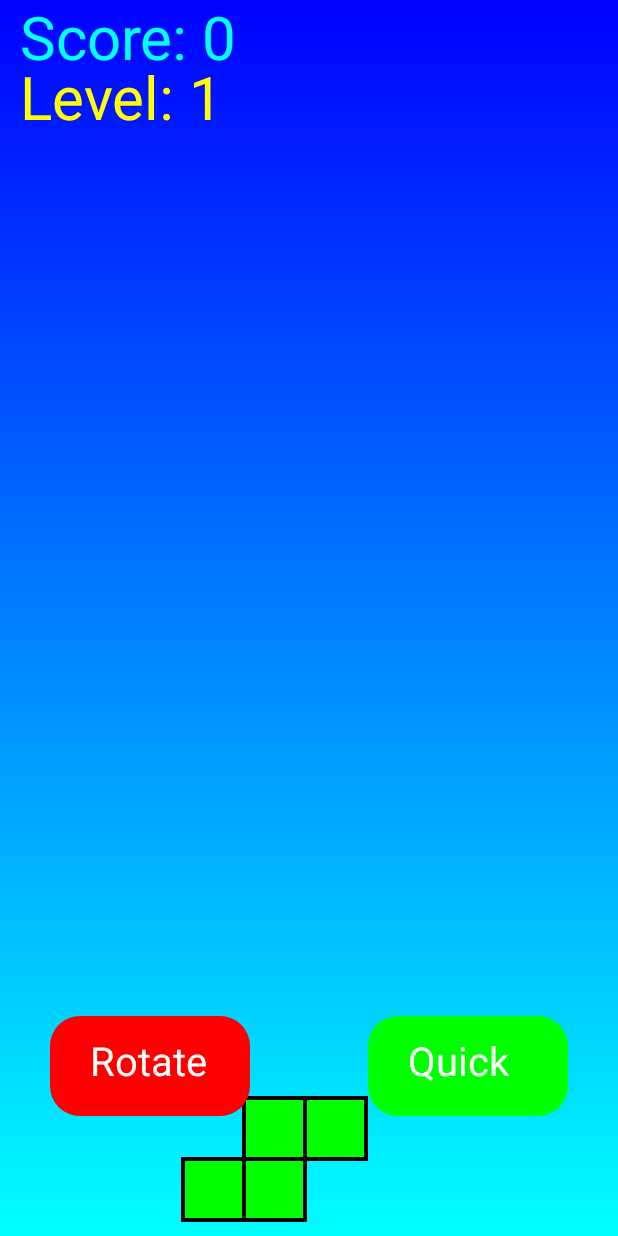
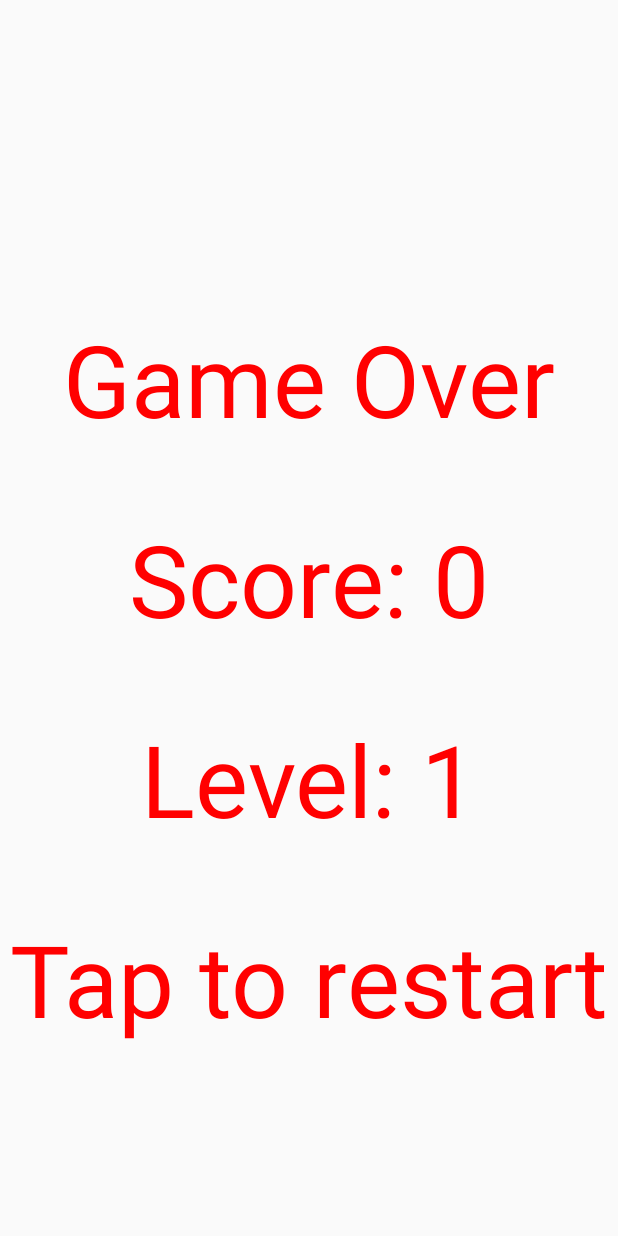
Before and after one commit to pantertanter/Tetris, an Android app built with Jetpack Compose: the screen it shows after launch (MainActivity), on a phone screen of 412 x 824 dp. Run offline under Robolectric (Android 15) with nearby library versions, the phone set to English and light mode, and no system bars.

Commit message:
Click sound and layout for game over

```diff
--- a/app/src/main/java/com/example/tetris/ui/GameView.kt
+++ b/app/src/main/java/com/example/tetris/ui/GameView.kt
@@ -13,6 +13,8 @@ import android.graphics.LinearGradient
 import android.graphics.Paint
 import android.graphics.Shader
 import android.view.MotionEvent
+import android.media.MediaPlayer
+import com.example.tetris.R
 
 class GameView(context: Context) : View(context) {
     private val paint = Paint()
@@ -34,12 +36,15 @@ class GameView(context: Context) : View(context) {
     // Score variables
     private var score = 0 // Initialize the score
     private var level = 1 // Initialize the level
-    private var gameOver = false
+    private var gameOver = true
 
 
     // Game loop handler
     private val handler = Handler(Looper.getMainLooper())
     private lateinit var gameRunnable: Runnable
+
+    // Sound effects
+    private var mediaPlayer: MediaPlayer? = null
 
     override fun onSizeChanged(w: Int, h: Int, oldw: Int, oldh: Int) {
         super.onSizeChanged(w, h, oldw, oldh)
@@ -99,14 +104,28 @@ class GameView(context: Context) : View(context) {
 
     // Method to draw the game over message
     private fun drawGameOverMessage(canvas: Canvas) {
-        val paint = Paint().apply {
+        val textPaint = Paint().apply {
             color = Color.RED
             textSize = 100f
             textAlign = Paint.Align.CENTER
         }
-        val message = "Game Over!"
-        canvas.drawText(message, (canvas.width / 2).toFloat(), (canvas.height / 2).toFloat(), paint)
+
+        // Base Y position for the first text
+        var baseY = (canvas.height / 2).toFloat() - 200
+
+        // Line spacing (adjust this value as needed)
+        val lineSpacing = 200f // Change this to increase or decrease spacing
+
+        // Draw each line with appropriate spacing
+        canvas.drawText("Game Over", (canvas.width / 2).toFloat(), baseY, textPaint)
+        baseY += lineSpacing // Move down for the next line
+        canvas.drawText("Score: $score", (canvas.width / 2).toFloat(), baseY, textPaint)
+        baseY += lineSpacing // Move down for the next line
+        canvas.drawText("Level: $level", (canvas.width / 2).toFloat(), baseY, textPaint)
+        baseY += lineSpacing // Move down for the next line
+        canvas.drawText("Tap to restart", (canvas.width / 2).toFloat(), baseY, textPaint)
     }
+
 
     private fun drawLevel(canvas: Canvas) {
         paint.color = Color.YELLOW // Bright color for the level
@@ -352,6 +371,7 @@ class GameView(context: Context) : View(context) {
         // Check for collision with the block below
         if (!gameOver && !checkCollision(tetromino, tetromino.xPos, tetromino.yPos + 1)) {
             tetromino.yPos++ // Move down if no collision
+            playClickSound(context) // Make sure to pass the current context
         } else {
             if (!gameOver) { // Only lock if game is not over
                 lockPiece(tetromino) // Lock the Tetromino in place
@@ -364,7 +384,22 @@ class GameView(context: Context) : View(context) {
         invalidate()
     }
 
+    fun playClickSound(context: Context) {
+        // Reset MediaPlayer if it's already playing
+        if (mediaPlayer != null) {
+            mediaPlayer!!.release()
+        }
 
+        // Create MediaPlayer instance with the sound resource
+        mediaPlayer = MediaPlayer.create(context, R.raw.click)
+        mediaPlayer?.setOnCompletionListener {
+            // Release the MediaPlayer once the sound has finished playing
+            mediaPlayer?.release()
+            mediaPlayer = null
+        }
+
+        mediaPlayer?.start() // Start playing the sound
+    }
 
     fun moveLeft() {
         if (!checkCollision(tetromino, tetromino.xPos - 1, tetromino.yPos)) {
```
Also changed, not shown: 1 other file.
